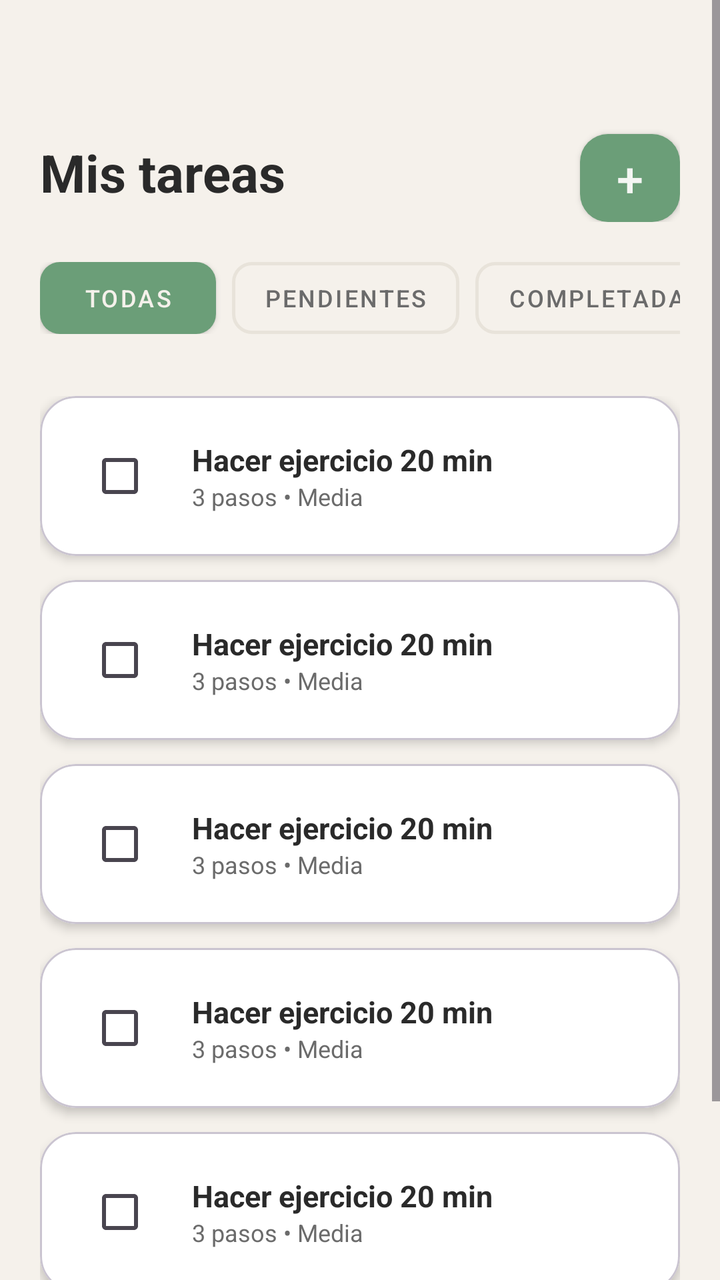
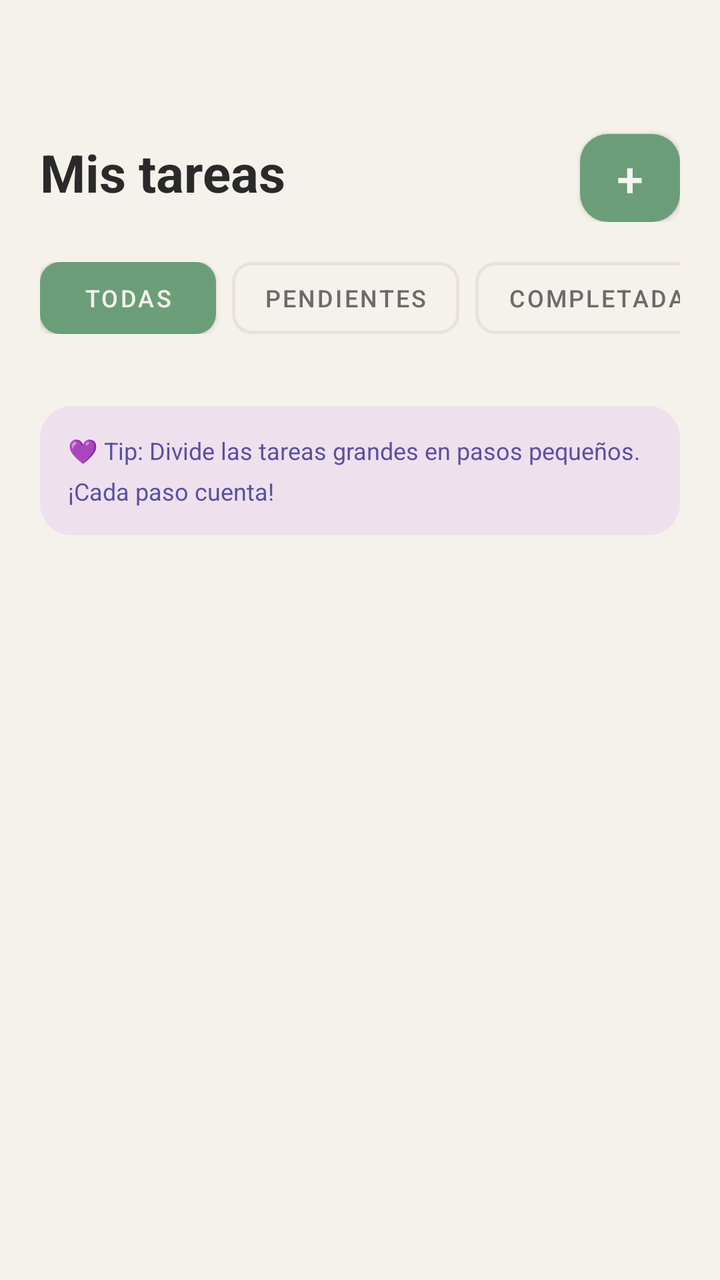

Two renders of the same Android screen: before a commit and after it. Below are the layout's source before the change and the commit's diff.
<!-- AndroidManifest.xml: application theme Theme.MindFocus -->
<!-- res/layout/fragment_tareas.xml -->
<?xml version="1.0" encoding="utf-8"?>
<androidx.constraintlayout.widget.ConstraintLayout
    xmlns:android="http://schemas.android.com/apk/res/android"
    xmlns:app="http://schemas.android.com/apk/res-auto"
    android:layout_width="match_parent"
    android:layout_height="match_parent"
    android:background="@color/bg_activityTar">

    <ScrollView
        android:layout_width="match_parent"
        android:layout_height="match_parent">

        <LinearLayout
            android:layout_width="match_parent"
            android:layout_height="wrap_content"
            android:orientation="vertical"
            android:paddingHorizontal="20dp"
            android:paddingTop="16dp"
            android:paddingBottom="16dp">

            
            <androidx.constraintlayout.widget.ConstraintLayout
                android:layout_width="match_parent"
                android:layout_height="wrap_content"
                android:layout_marginBottom="20dp"
                android:layout_marginTop="45dp">

                <TextView
                    android:id="@+id/tv_title"
                    android:layout_width="wrap_content"
                    android:layout_height="wrap_content"
                    android:text="@string/txt1_activityTar"
                    android:textSize="26sp"
                    android:textStyle="bold"
                    android:textColor="@color/txt1_activityTar"
                    app:layout_constraintStart_toStartOf="parent"
                    app:layout_constraintTop_toTopOf="parent"
                    app:layout_constraintBottom_toBottomOf="parent"/>

                
                <com.google.android.material.button.MaterialButton
                    android:id="@+id/btn_add_task"
                    android:layout_width="50dp"
                    android:layout_height="50dp"
                    android:padding="0dp"
                    android:insetBottom="0dp"
                    android:text="@string/txt2_activityTar"
                    android:textSize="24sp"
                    android:textColor="@color/txt2_activityTar"
                    app:backgroundTint="@color/bg1_tint_activityTar"
                    app:cornerRadius="14dp"
                    app:layout_constraintEnd_toEndOf="parent"
                    app:layout_constraintTop_toTopOf="parent"
                    app:layout_constraintBottom_toBottomOf="parent"
                    style="@style/Widget.MaterialComponents.Button.Icon"/>

            </androidx.constraintlayout.widget.ConstraintLayout>

            
            <HorizontalScrollView
                android:layout_width="match_parent"
                android:layout_height="wrap_content"
                android:scrollbars="none"
                android:layout_marginBottom="16dp">

                <LinearLayout
                    android:layout_width="wrap_content"
                    android:layout_height="wrap_content"
                    android:orientation="horizontal"
                    android:gravity="center_vertical">

                    
                    <com.google.android.material.button.MaterialButton
                        android:id="@+id/btn_filter_all"
                        android:layout_width="wrap_content"
                        android:layout_height="36dp"
                        android:insetTop="0dp"
                        android:insetBottom="0dp"
                        android:text="@string/txt3_activityTar"
                        android:textSize="12sp"
                        android:textColor="@color/txt3_activityTar"
                        app:backgroundTint="@color/filtro1_activityTar"
                        app:cornerRadius="10dp"
                        android:paddingHorizontal="16dp"
                        android:layout_marginEnd="8dp"
                        style="@style/Widget.MaterialComponents.Button"/>

                    
                    <com.google.android.material.button.MaterialButton
                        android:id="@+id/btn_filter_pending"
                        android:layout_width="wrap_content"
                        android:layout_height="36dp"
                        android:insetTop="0dp"
                        android:insetBottom="0dp"
                        android:text="@string/txt4_activityTar"
                        android:textSize="12sp"
                        android:textColor="@color/text_mid"
                        app:backgroundTint="@color/txt4_activityTar"
                        app:strokeColor="@color/sc_activityTar"
                        app:strokeWidth="1.5dp"
                        app:cornerRadius="10dp"
                        android:paddingHorizontal="16dp"
                        android:layout_marginEnd="8dp"
                        style="@style/Widget.MaterialComponents.Button.OutlinedButton"/>

                    
                    <com.google.android.material.button.MaterialButton
                        android:id="@+id/btn_filter_done"
                        android:layout_width="wrap_content"
                        android:layout_height="36dp"
                        android:insetTop="0dp"
                        android:insetBottom="0dp"
                        android:text="@string/txt5_activityTar"
                        android:textSize="12sp"
                        android:textColor="@color/text_mid"
                        app:backgroundTint="@color/bg2_tint_activityTar"
                        app:strokeColor="@color/sc_activityTar"
                        app:strokeWidth="1.5dp"
                        app:cornerRadius="10dp"
                        android:paddingHorizontal="16dp"
                        style="@style/Widget.MaterialComponents.Button.OutlinedButton"/>

                </LinearLayout>

            </HorizontalScrollView>

            
            <LinearLayout
                android:layout_width="match_parent"
                android:layout_height="wrap_content"
                android:layout_marginTop="15dp"
                android:orientation="vertical">

                
                <include layout="@layout/item_tareas"/>

                
                <include layout="@layout/item_tareas"/>

                
                <include layout="@layout/item_tareas"/>

                
                <include layout="@layout/item_tareas"/>

                
                <include layout="@layout/item_tareas"/>

            </LinearLayout>

            
            <LinearLayout
                android:layout_width="match_parent"
                android:layout_height="wrap_content"
                android:layout_marginTop="5dp"
                android:background="@drawable/fondo_lila"
                android:orientation="horizontal"
                android:gravity="center_vertical"
                android:padding="14dp">

                <TextView
                    android:layout_width="match_parent"
                    android:layout_height="wrap_content"
                    android:text="@string/txt6_activityTar"
                    android:textSize="12sp"
                    android:textColor="@color/purple_dark"
                    android:lineSpacingMultiplier="1.4"/>

            </LinearLayout>

        </LinearLayout>

    </ScrollView>

</androidx.constraintlayout.widget.ConstraintLayout>
<!-- res/layout/item_tareas.xml (included above) -->
<?xml version="1.0" encoding="utf-8"?>
<com.google.android.material.card.MaterialCardView
    xmlns:android="http://schemas.android.com/apk/res/android"
    xmlns:app="http://schemas.android.com/apk/res-auto"
    android:layout_width="match_parent"
    android:layout_height="wrap_content"
    android:layout_marginBottom="12dp"
    app:cardCornerRadius="18dp"
    app:cardElevation="3dp"
    app:cardBackgroundColor="@color/white">

    <LinearLayout
        android:layout_width="match_parent"
        android:layout_height="wrap_content"
        android:orientation="horizontal"
        android:padding="16dp"
        android:gravity="center_vertical">

        
        <CheckBox
            android:layout_width="wrap_content"
            android:layout_height="wrap_content"/>

        
        <LinearLayout
            android:layout_width="match_parent"
            android:layout_height="wrap_content"
            android:layout_marginStart="12dp"
            android:orientation="vertical">

            <TextView
                android:layout_width="match_parent"
                android:layout_height="wrap_content"
                android:text="Hacer ejercicio 20 min"
                android:textSize="15sp"
                android:textStyle="bold"
                android:textColor="@color/text_dark"/>

            <TextView
                android:layout_width="match_parent"
                android:layout_height="wrap_content"
                android:text="3 pasos • Media"
                android:textSize="12sp"
                android:textColor="@color/text_mid"/>

        </LinearLayout>

    </LinearLayout>

</com.google.android.material.card.MaterialCardView>
<!-- resources referenced by this layout -->
<resources>
  <color name="bg1_tint_activityTar">#6B9E78</color>
  <color name="bg2_tint_activityTar">#F5F1EB</color>
  <color name="bg_activityTar">#F5F1EB</color>
  <color name="filtro1_activityTar">#6B9E78</color>
  <color name="purple_dark">#5A4FA0</color>
  <color name="sc_activityTar">#E8E3DA</color>
  <color name="text_dark">#2A2A2A</color>
  <color name="text_mid">#6B6B6B</color>
  <color name="txt1_activityTar">#2A2A2A</color>
  <color name="txt2_activityTar">#F4F6F3</color>
  <color name="txt3_activityTar">#F5F1EB</color>
  <color name="txt4_activityTar">#F5F1EB</color>
  <color name="white">#FFFFFF</color>
  <!-- drawable fondo_lila (drawable) -->
  <?xml version="1.0" encoding="utf-8"?>
  <shape xmlns:android="http://schemas.android.com/apk/res/android">
      <solid android:color="#eee1ed"/>
      <corners android:radius="16dp"/>
  </shape>
  <string name="txt1_activityTar">Mis tareas</string>
  <string name="txt2_activityTar">+</string>
  <string name="txt3_activityTar">Todas</string>
  <string name="txt4_activityTar">Pendientes</string>
  <string name="txt5_activityTar">Completadas</string>
  <string name="txt6_activityTar">💜 Tip: Divide las tareas grandes en pasos pequeños. ¡Cada paso cuenta!</string>
  <style name="Theme.MindFocus" parent="Base.Theme.MindFocus" />
  <style name="Base.Theme.MindFocus" parent="Theme.Material3.DayNight.NoActionBar">
          
          
      </style>
</resources>

<!-- the commit's change to res/layout/fragment_tareas.xml (unified diff, before → after) -->
@@ -125,28 +125,12 @@
             </HorizontalScrollView>
 
             
-            <LinearLayout
+            <androidx.recyclerview.widget.RecyclerView
+                android:id="@+id/rvTareas"
                 android:layout_width="match_parent"
                 android:layout_height="wrap_content"
                 android:layout_marginTop="15dp"
-                android:orientation="vertical">
-
-                
-                <include layout="@layout/item_tareas"/>
-
-                
-                <include layout="@layout/item_tareas"/>
-
-                
-                <include layout="@layout/item_tareas"/>
-
-                
-                <include layout="@layout/item_tareas"/>
-
-                
-                <include layout="@layout/item_tareas"/>
-
-            </LinearLayout>
+                android:nestedScrollingEnabled="false"/>
 
             
             <LinearLayout
@@ -173,54 +157,3 @@
     </ScrollView>
 
 </androidx.constraintlayout.widget.ConstraintLayout>
-<!-- res/layout/item_tareas.xml (included above) -->
-<?xml version="1.0" encoding="utf-8"?>
-<com.google.android.material.card.MaterialCardView
-    xmlns:android="http://schemas.android.com/apk/res/android"
-    xmlns:app="http://schemas.android.com/apk/res-auto"
-    android:layout_width="match_parent"
-    android:layout_height="wrap_content"
-    android:layout_marginBottom="12dp"
-    app:cardCornerRadius="18dp"
-    app:cardElevation="3dp"
-    app:cardBackgroundColor="@color/white">
-
-    <LinearLayout
-        android:layout_width="match_parent"
-        android:layout_height="wrap_content"
-        android:orientation="horizontal"
-        android:padding="16dp"
-        android:gravity="center_vertical">
-
-        
-        <CheckBox
-            android:layout_width="wrap_content"
-            android:layout_height="wrap_content"/>
-
-        
-        <LinearLayout
-            android:layout_width="match_parent"
-            android:layout_height="wrap_content"
-            android:layout_marginStart="12dp"
-            android:orientation="vertical">
-
-            <TextView
-                android:layout_width="match_parent"
-                android:layout_height="wrap_content"
-                android:text="Hacer ejercicio 20 min"
-                android:textSize="15sp"
-                android:textStyle="bold"
-                android:textColor="@color/text_dark"/>
-
-            <TextView
-                android:layout_width="match_parent"
-                android:layout_height="wrap_content"
-                android:text="3 pasos • Media"
-                android:textSize="12sp"
-                android:textColor="@color/text_mid"/>
-
-        </LinearLayout>
-
-    </LinearLayout>
-
-</com.google.android.material.card.MaterialCardView>
<!-- resource entries referenced after the edit -->
@@ -6,13 +6,11 @@
   <color name="filtro1_activityTar">#6B9E78</color>
   <color name="purple_dark">#5A4FA0</color>
   <color name="sc_activityTar">#E8E3DA</color>
-  <color name="text_dark">#2A2A2A</color>
   <color name="text_mid">#6B6B6B</color>
   <color name="txt1_activityTar">#2A2A2A</color>
   <color name="txt2_activityTar">#F4F6F3</color>
   <color name="txt3_activityTar">#F5F1EB</color>
   <color name="txt4_activityTar">#F5F1EB</color>
-  <color name="white">#FFFFFF</color>
   <!-- drawable fondo_lila (drawable) -->
   <?xml version="1.0" encoding="utf-8"?>
   <shape xmlns:android="http://schemas.android.com/apk/res/android">
